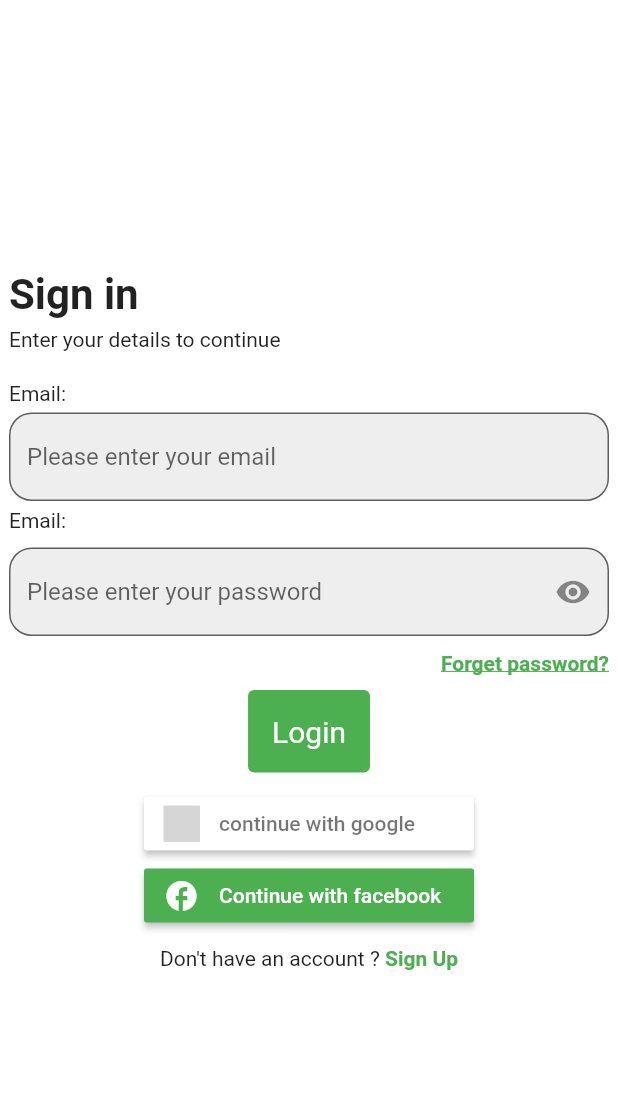
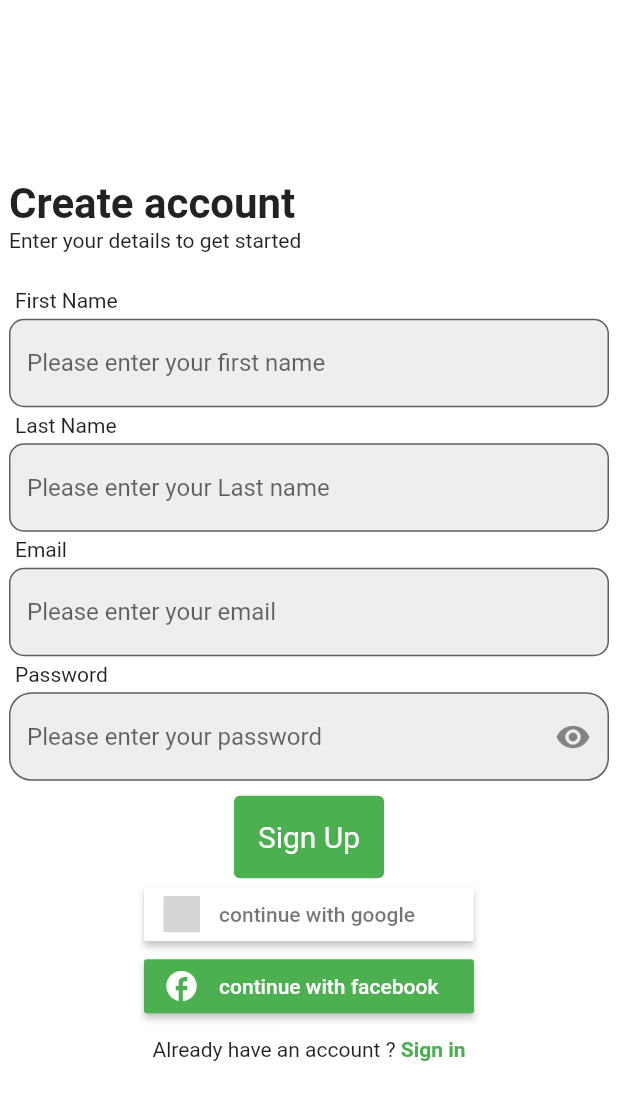
Before and after one commit to mateen-demah/pothole-detection, a Flutter app: the screen it shows after launch, on a phone screen of 412 x 824 dp. Shown: the top 1100 px of the screen. Run offline on Flutter 3.47's test engine with Material 2 defaults, Android fonts, the phone set to English and light mode, and no system bars; our stand-ins replace flutter_signin_button; grey boxes are pictures that could not be loaded.

Commit message:
signup screen completed

```diff
--- a/g4app/lib/main.dart
+++ b/g4app/lib/main.dart
@@ -1,9 +1,9 @@
 // import 'dart:js';
 
 import 'package:flutter/material.dart';
-import 'package:g4app/pages/login.dart';
+// import 'package:g4app/pages/login.dart';
 import 'package:g4app/pages/notifications.dart';
-// import 'package:g4app/pages/signup.dart';
+import 'package:g4app/pages/signup.dart';
 import 'package:g4app/pages/splash.dart';
 
 void main() {
@@ -11,11 +11,11 @@ void main() {
     theme: ThemeData(
 scaffoldBackgroundColor: Colors.white),
     // home: splash(),
-    initialRoute: '/login',
+    initialRoute: '/signup',
     routes: {
       '/' : (context) => splash(),
-      '/login' : (context) => login(),
-      // '/signup' : (context) => signup(),
+      // '/login' : (context) => login(),
+      '/signup' : (context) => signup(),
       '/notification' : (context) => notifications(),
     },
 
--- a/g4app/lib/pages/login.dart
+++ b/g4app/lib/pages/login.dart
@@ -61,7 +61,7 @@ class _loginState extends State<login> {
               Container(
                 child: Align(
                   alignment: Alignment.centerLeft,
-                  child: Text('Email:',
+                  child: Text('Password:',
                   ),
                 )
               ),
--- a/g4app/lib/pages/signup.dart
+++ b/g4app/lib/pages/signup.dart
@@ -14,7 +14,6 @@ class _signupState extends State<signup> {
   @override
   Widget build(BuildContext context) {
     return Scaffold(
-      backgroundColor: Colors.grey,
       body: Padding(
         padding: const EdgeInsets.fromLTRB(6.0, 3.0, 6.0, 0.0 ),
         child: SafeArea(child: Column(
@@ -22,75 +21,106 @@ class _signupState extends State<signup> {
           children: [
 
             Container(
-              child:Text('Create account'),
+              child:Align(
+                alignment: Alignment.centerLeft,
+                child: Text('Create account',
+                style: TextStyle(fontWeight: FontWeight.bold,fontSize:28),)),
             ),
             Container(
-              child:Text('Enter your details to get started',
-                      style: TextStyle(color: Colors.grey)
+              child:Align(
+                alignment: Alignment.centerLeft,
+                child: Text('Enter your details to get started',
+                ),
+              ),
+
+            ),
+            SizedBox(height: 20,),
+            Container(
+              margin: EdgeInsets.all(4),
+              child:Align(
+                alignment: Alignment.centerLeft,
+                child: Text('First Name',
+                         style: TextStyle()
+                ),
               ),
 
             ),
             Container(child: TextField(
                   decoration: InputDecoration(
-                    icon: Icon(Icons.person),
-                    hintText: "email",
-                     border:InputBorder.none
+                    filled: true,
+                    border:OutlineInputBorder(borderRadius: BorderRadius.circular(10)),
+                     hintText: "Please enter your first name",
+                     fillColor: Colors.grey[200],
                   ),
 
                 ),
             ),
+            Container(
+              margin: EdgeInsets.all(4),
+              child:Align(
+                alignment: Alignment.centerLeft,
+                child: Text('Last Name',
+                ),
+              ),
+
+            ),
              Container(child: TextField(
                   decoration: InputDecoration(
-                    icon: Icon(Icons.person),
-                    hintText: "email",
-                     border:InputBorder.none
+                    filled: true,
+                    border:OutlineInputBorder(borderRadius: BorderRadius.circular(10)),
+                     hintText: "Please enter your Last name",
+                     fillColor: Colors.grey[200],
                   ),
 
                 ),
             ),
+            Container(
+              margin: EdgeInsets.all(4),
+              child:Align(
+                alignment: Alignment.centerLeft,
+                child: Text('Email',
+                ),
+              ),
+
+            ),
              Container(child: TextField(
                   decoration: InputDecoration(
-                    icon: Icon(Icons.person),
-                    hintText: "email",
-                     border:InputBorder.none
+                    filled: true,
+                    border:OutlineInputBorder(borderRadius: BorderRadius.circular(10)),
+                     hintText: "Please enter your email",
+                     fillColor: Colors.grey[200],
                   ),
 
                 ),
             ),
+            Container(
+              margin: EdgeInsets.all(4),
+              child:Align(
+                alignment: Alignment.centerLeft,
+                child: Text('Password',
+                ),
+              ),
+
+            ),
             Container(child: TextField(
                   decoration: InputDecoration(
-                    icon: Icon(Icons.person),
-                    hintText: "email",
-                     border:InputBorder.none
+                    border: OutlineInputBorder(borderRadius: BorderRadius.circular(15.0),),
+                    filled: true,
+                    // icon: Icon(Icons.lock),
+                    suffixIcon: Icon(Icons.visibility,
+                    ),
+                    hintText: "Please enter your password",
+                    fillColor: Colors.grey[200],
                   ),
 
                 ),
               ),
-              Container(child: TextField(
-                  decoration: InputDecoration(
-                    icon: Icon(Icons.person),
-                    hintText: "email",
-                    //  border:InputBorder.none
-                  ),
-
-                ),
-              ),
-
-
-            Container(
-              child: TextButton(onPressed: () {
-
-              },
-                      child:Text('Sign Up'),
-            ),
-
-
-            ),
+              SizedBox(height: 10,),
             TextButton(
                 style: TextButton.styleFrom(
                     padding: const EdgeInsets.all(16.0),
                     primary: Colors.white,
-                    backgroundColor: Color(0xFF76FF03),
+                    backgroundColor: Color(0xFF4CAF50),
                     textStyle: const TextStyle(fontSize: 20),
                   ),
                 child:const Text('Sign Up'),
@@ -98,15 +128,6 @@ class _signupState extends State<signup> {
                   Navigator.pushReplacementNamed(context, '/notifications');
 
                   },
-                ),
-            Container(
-               child: SignInButtonBuilder(
-                icon: Icons.facebook,
-                backgroundColor: Colors.green,
-                onPressed: () {},
-                text: "continue with facebook"
-
-              ),
                 ),
             SignInButton(
               Buttons.Google,
```
Lines whose indentation alone changed are shown as unchanged.
